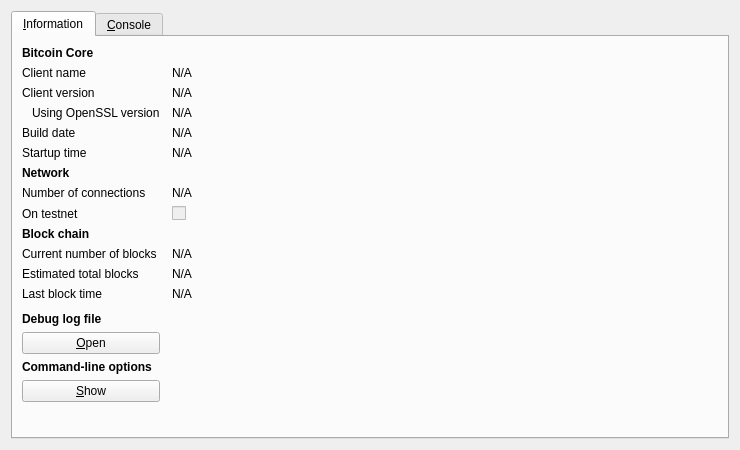
pdrobek/Polcoin-1-3, file src/qt/forms/rpcconsole.ui: the form before one commit.
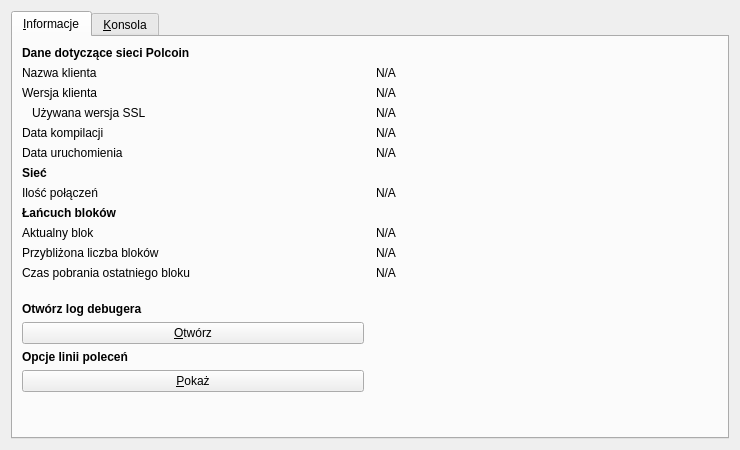
The form after the commit. Icons and pictures are not drawn.

Patch:
```diff
--- a/src/qt/forms/rpcconsole.ui
+++ b/src/qt/forms/rpcconsole.ui
@@ -21,9 +21,9 @@
      </property>
      <widget class="QWidget" name="tab_info">
       <attribute name="title">
-       <string>&amp;Information</string>
+       <string>&amp;Informacje</string>
       </attribute>
-      <layout class="QGridLayout" name="gridLayout" columnstretch="0,1">
+      <layout class="QGridLayout" name="gridLayout" columnstretch="0,0">
        <property name="horizontalSpacing">
         <number>12</number>
        </property>
@@ -36,14 +36,14 @@
           </font>
          </property>
          <property name="text">
-          <string>Bitcoin Core</string>
+          <string>Dane dotyczące sieci Polcoin</string>
          </property>
         </widget>
        </item>
        <item row="1" column="0">
         <widget class="QLabel" name="label_5">
          <property name="text">
-          <string>Client name</string>
+          <string>Nazwa klienta</string>
          </property>
         </widget>
        </item>
@@ -66,7 +66,7 @@
        <item row="2" column="0">
         <widget class="QLabel" name="label_6">
          <property name="text">
-          <string>Client version</string>
+          <string>Wersja klienta</string>
          </property>
         </widget>
        </item>
@@ -89,7 +89,7 @@
        <item row="3" column="0">
         <widget class="QLabel" name="label_14">
          <property name="text">
-          <string>Using OpenSSL version</string>
+          <string>Używana wersja SSL</string>
          </property>
          <property name="indent">
           <number>10</number>
@@ -115,7 +115,7 @@
        <item row="4" column="0">
         <widget class="QLabel" name="label_12">
          <property name="text">
-          <string>Build date</string>
+          <string>Data kompilacji</string>
          </property>
         </widget>
        </item>
@@ -138,7 +138,7 @@
        <item row="5" column="0">
         <widget class="QLabel" name="label_13">
          <property name="text">
-          <string>Startup time</string>
+          <string>Data uruchomienia</string>
          </property>
         </widget>
        </item>
@@ -167,14 +167,14 @@
           </font>
          </property>
          <property name="text">
-          <string>Network</string>
+          <string>Sieć</string>
          </property>
         </widget>
        </item>
        <item row="7" column="0">
         <widget class="QLabel" name="label_7">
          <property name="text">
-          <string>Number of connections</string>
+          <string>Ilość połączeń</string>
          </property>
         </widget>
        </item>
@@ -194,44 +194,27 @@
          </property>
         </widget>
        </item>
-       <item row="8" column="0">
-        <widget class="QLabel" name="label_8">
-         <property name="text">
-          <string>On testnet</string>
-         </property>
-        </widget>
-       </item>
-       <item row="8" column="1">
-        <widget class="QCheckBox" name="isTestNet">
-         <property name="enabled">
-          <bool>false</bool>
-         </property>
-         <property name="text">
-          <string/>
-         </property>
-        </widget>
-       </item>
        <item row="9" column="0">
-        <widget class="QLabel" name="label_10">
-         <property name="font">
-          <font>
-           <weight>75</weight>
-           <bold>true</bold>
-          </font>
-         </property>
-         <property name="text">
-          <string>Block chain</string>
-         </property>
-        </widget>
-       </item>
-       <item row="10" column="0">
         <widget class="QLabel" name="label_3">
          <property name="text">
-          <string>Current number of blocks</string>
+          <string>Aktualny blok</string>
          </property>
         </widget>
        </item>
-       <item row="10" column="1">
+       <item row="8" column="0">
+        <widget class="QLabel" name="label_10">
+         <property name="font">
+          <font>
+           <weight>75</weight>
+           <bold>true</bold>
+          </font>
+         </property>
+         <property name="text">
+          <string>Łańcuch bloków</string>
+         </property>
+        </widget>
+       </item>
+       <item row="9" column="1">
         <widget class="QLabel" name="numberOfBlocks">
          <property name="cursor">
           <cursorShape>IBeamCursor</cursorShape>
@@ -248,13 +231,20 @@
         </widget>
        </item>
        <item row="11" column="0">
+        <widget class="QLabel" name="label_2">
+         <property name="text">
+          <string>Czas pobrania ostatniego bloku</string>
+         </property>
+        </widget>
+       </item>
+       <item row="10" column="0">
         <widget class="QLabel" name="label_4">
          <property name="text">
-          <string>Estimated total blocks</string>
+          <string>Przybliżona liczba bloków</string>
          </property>
         </widget>
        </item>
-       <item row="11" column="1">
+       <item row="10" column="1">
         <widget class="QLabel" name="totalBlocks">
          <property name="cursor">
           <cursorShape>IBeamCursor</cursorShape>
@@ -270,14 +260,7 @@
          </property>
         </widget>
        </item>
-       <item row="12" column="0">
-        <widget class="QLabel" name="label_2">
-         <property name="text">
-          <string>Last block time</string>
-         </property>
-        </widget>
-       </item>
-       <item row="12" column="1">
+       <item row="11" column="1">
         <widget class="QLabel" name="lastBlockTime">
          <property name="cursor">
           <cursorShape>IBeamCursor</cursorShape>
@@ -293,7 +276,7 @@
          </property>
         </widget>
        </item>
-       <item row="13" column="0">
+       <item row="12" column="0">
         <spacer name="verticalSpacer_2">
          <property name="orientation">
           <enum>Qt::Vertical</enum>
@@ -306,7 +289,7 @@
          </property>
         </spacer>
        </item>
-       <item row="14" column="0">
+       <item row="13" column="0">
         <widget class="QLabel" name="labelDebugLogfile">
          <property name="font">
           <font>
@@ -315,24 +298,37 @@
           </font>
          </property>
          <property name="text">
-          <string>Debug log file</string>
+          <string>Otwórz log debugera</string>
          </property>
         </widget>
        </item>
-       <item row="15" column="0">
+       <item row="16" column="0">
+        <widget class="QPushButton" name="showCLOptionsButton">
+         <property name="toolTip">
+          <string>Show the Polcoin-Qt help message to get a list with possible Bitcoin command-line options.</string>
+         </property>
+         <property name="text">
+          <string>&amp;Pokaż</string>
+         </property>
+         <property name="autoDefault">
+          <bool>false</bool>
+         </property>
+        </widget>
+       </item>
+       <item row="14" column="0">
         <widget class="QPushButton" name="openDebugLogfileButton">
          <property name="toolTip">
           <string>Open the Bitcoin debug log file from the current data directory. This can take a few seconds for large log files.</string>
          </property>
          <property name="text">
-          <string>&amp;Open</string>
+          <string>&amp;Otwórz</string>
          </property>
          <property name="autoDefault">
           <bool>false</bool>
          </property>
         </widget>
        </item>
-       <item row="16" column="0">
+       <item row="15" column="0">
         <widget class="QLabel" name="labelCLOptions">
          <property name="font">
           <font>
@@ -341,24 +337,11 @@
           </font>
          </property>
          <property name="text">
-          <string>Command-line options</string>
+          <string>Opcje linii poleceń</string>
          </property>
         </widget>
        </item>
        <item row="17" column="0">
-        <widget class="QPushButton" name="showCLOptionsButton">
-         <property name="toolTip">
-          <string>Show the Polcoin-Qt help message to get a list with possible Bitcoin command-line options.</string>
-         </property>
-         <property name="text">
-          <string>&amp;Show</string>
-         </property>
-         <property name="autoDefault">
-          <bool>false</bool>
-         </property>
-        </widget>
-       </item>
-       <item row="18" column="0">
         <spacer name="verticalSpacer">
          <property name="orientation">
           <enum>Qt::Vertical</enum>
@@ -375,7 +358,7 @@
      </widget>
      <widget class="QWidget" name="tab_console">
       <attribute name="title">
-       <string>&amp;Console</string>
+       <string>&amp;Konsola</string>
       </attribute>
       <layout class="QVBoxLayout" name="verticalLayout_3">
        <property name="spacing">
```
